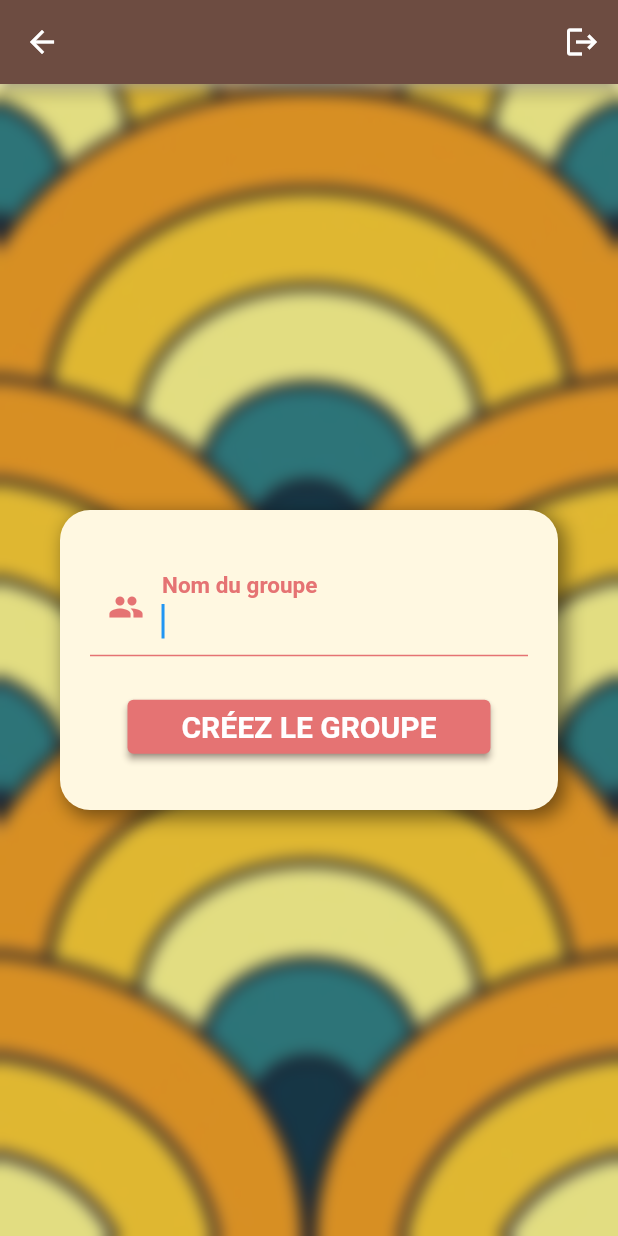
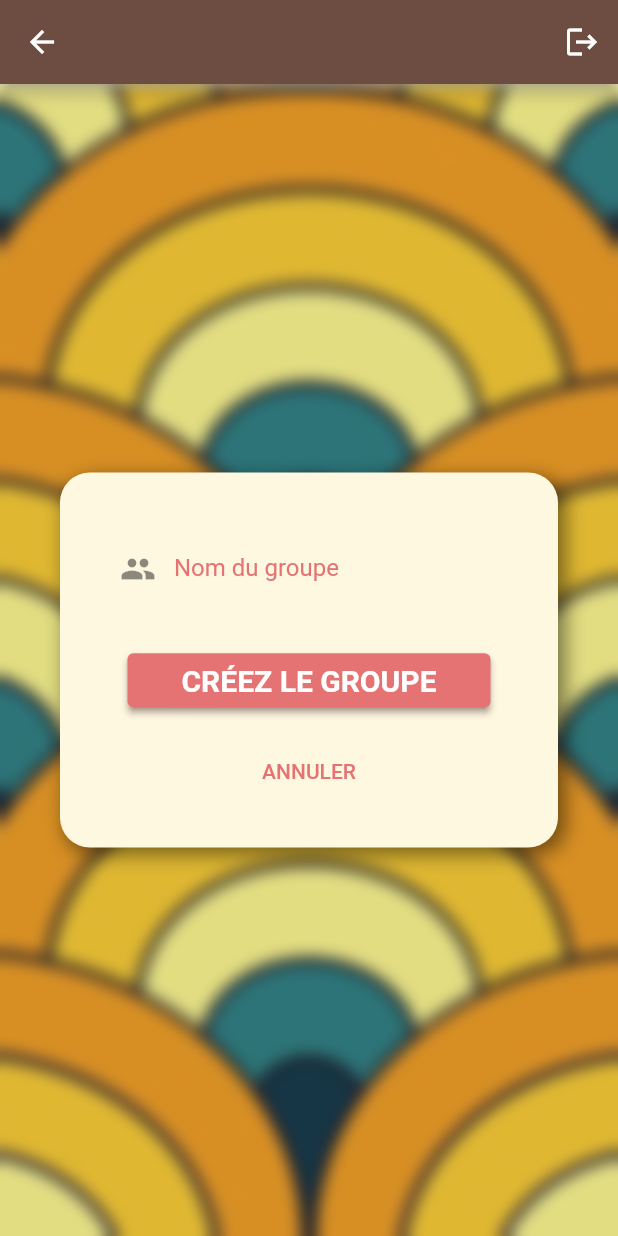
Before and after one commit to Ockham-Byron/book_club, a Flutter app: the CreateGroup screen opened directly with empty values, on a phone screen of 412 x 824 dp. Run offline on Flutter 3.47's test engine with Material 2 defaults, Android fonts, the phone set to English and light mode, and no system bars; our stand-ins replace circular_profile_avatar, cloud_firestore, firebase_auth, firebase_core, flutter_datetime_picker, flutter_spinkit and 2 more; missing offline and left inert: dart:ffi, favorite_button; accounts and stored records are empty.

Commit message:
validation create group

```diff
--- a/lib/screens/home/noGroupHome/create_group.dart
+++ b/lib/screens/home/noGroupHome/create_group.dart
@@ -1,11 +1,14 @@
 import 'package:book_club/models/user_model.dart';
 import 'package:book_club/root.dart';
+import 'package:book_club/screens/home/noGroupHome/no_group_home.dart';
 
 import 'package:book_club/services/db_future.dart';
 import 'package:book_club/shared/appBars/home_app_bar.dart';
 import 'package:book_club/shared/containers/background_container.dart';
 import 'package:book_club/shared/containers/shadow_container.dart';
 import 'package:flutter/material.dart';
+
+import '../../../shared/custom_form_field.dart';
 
 class CreateGroup extends StatefulWidget {
   final UserModel currentUser;
@@ -16,6 +19,9 @@ class CreateGroup extends StatefulWidget {
 }
 
 class _CreateGroupState extends State<CreateGroup> {
+  //key for the form's validation
+  final _formKey = GlobalKey<FormState>();
+
   FocusNode? fgrname;
 
   void _createGroup(String groupName, UserModel user) async {
@@ -38,39 +44,36 @@ class _CreateGroupState extends State<CreateGroup> {
       body: BackgroundContainer(
         child: Center(
           child: Container(
-            height: 200,
+            height: 250,
             padding: const EdgeInsets.symmetric(horizontal: 20.0),
             child: ShadowContainer(
               child: Form(
+                key: _formKey,
                 child: Column(
                   mainAxisAlignment: MainAxisAlignment.spaceAround,
                   children: [
-                    TextFormField(
-                      autofocus: true,
+                    CustomFormField(
+                      hintText: "Nom du groupe",
+                      iconData: Icons.group,
                       focusNode: fgrname,
-                      onTap: () {
-                        setState(() {
-                          FocusScope.of(context).requestFocus(fgrname);
-                        });
+                      textEditingController: _groupNameInput,
+                      validator: (val) {
+                        if (val!.isEmpty) {
+                          return "Merci de donner un nom au groupe";
+                        } else if (val.length < 4) {
+                          return "Le nom doit comporter au moins 4 caractères";
+                        } else {
+                          return null;
+                        }
                       },
-                      textInputAction: TextInputAction.next,
-                      controller: _groupNameInput,
-                      decoration: InputDecoration(
-                        prefixIcon: Icon(
-                          Icons.group,
-                          color: Theme.of(context).focusColor,
-                        ),
-                        labelText: "Nom du groupe",
-                        labelStyle:
-                            TextStyle(color: Theme.of(context).focusColor),
-                      ),
-                      style: Theme.of(context).textTheme.bodyText2,
                     ),
                     ElevatedButton(
                       onPressed: () {
-                        UserModel currentUser = widget.currentUser;
+                        if (_formKey.currentState!.validate()) {
+                          UserModel currentUser = widget.currentUser;
 
-                        _createGroup(_groupNameInput.text, currentUser);
+                          _createGroup(_groupNameInput.text, currentUser);
+                        }
                       },
                       child: Padding(
                         padding: const EdgeInsets.symmetric(horizontal: 20),
@@ -83,6 +86,18 @@ class _CreateGroupState extends State<CreateGroup> {
                         ),
                       ),
                     ),
+                    TextButton(
+                        onPressed: () {
+                          Navigator.of(context).pushAndRemoveUntil(
+                              MaterialPageRoute(
+                                builder: (context) => const NoGroup(),
+                              ),
+                              (route) => false);
+                        },
+                        child: Text(
+                          "Annuler".toUpperCase(),
+                          style: TextStyle(color: Theme.of(context).focusColor),
+                        ))
                   ],
                 ),
               ),
```
